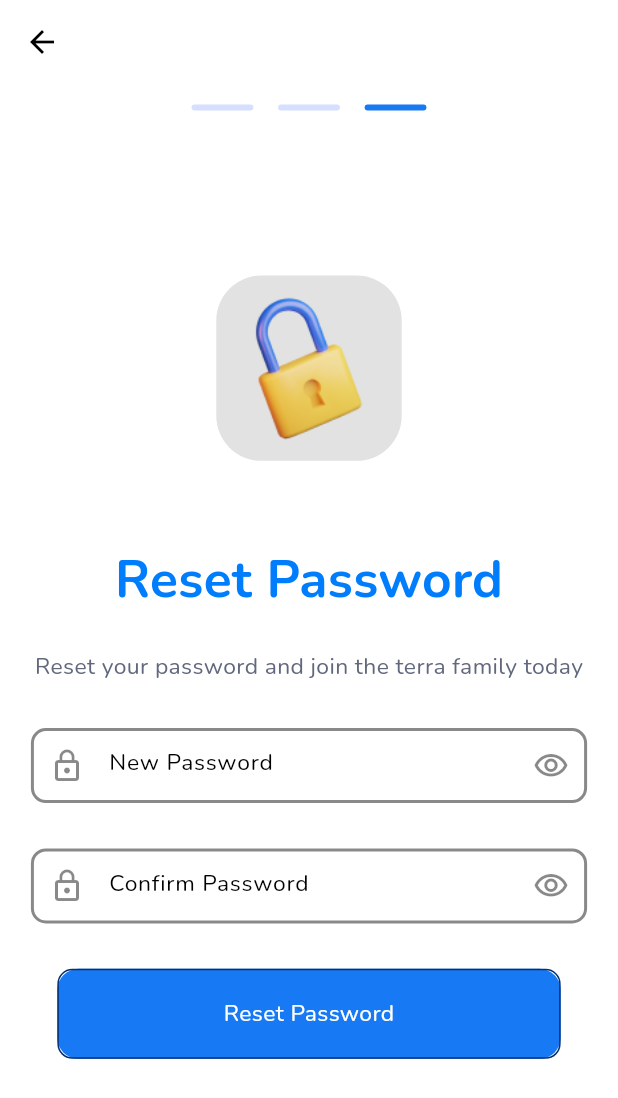
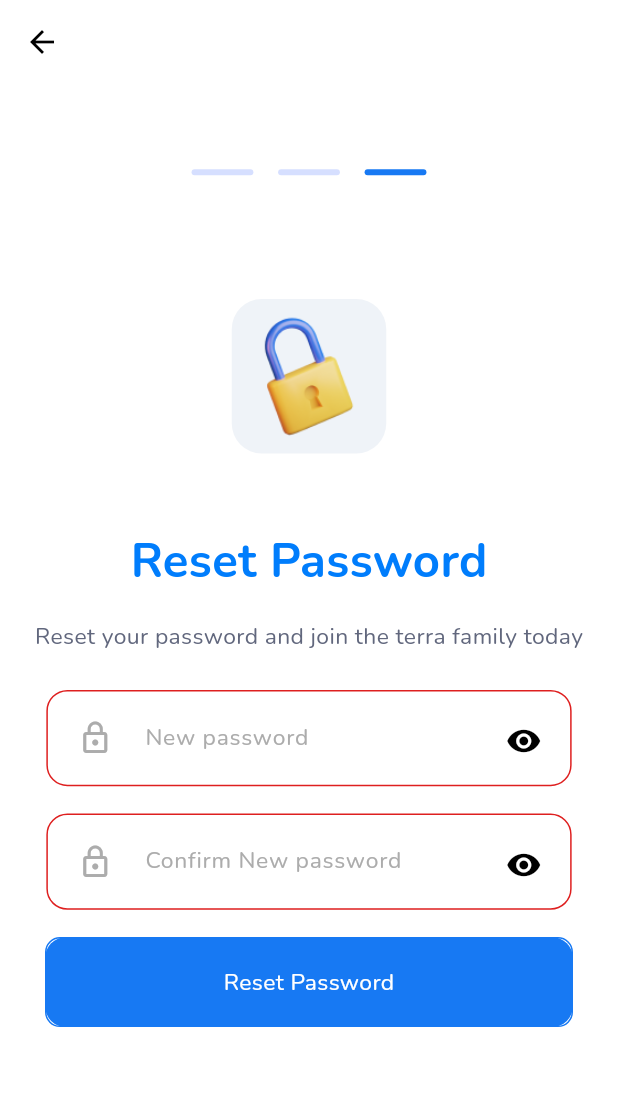
Before and after one commit to A2SV/Terra, a Flutter app: the screen it shows after launch, on a phone screen of 412 x 824 dp. Shown: the top 1098 px of the screen. Run offline on Flutter 3.47's test engine with Material 3 defaults, Android fonts, the phone set to English and light mode, and no system bars; our stand-ins replace flutter_styled_toast, flutter_svg, pinput, responsive_sizer; missing offline and left inert: validation_pro.

Commit message:
feat(password reset): Updated the screen inplementation to match the UI

```diff
--- a/mobile/lib/main.dart
+++ b/mobile/lib/main.dart
@@ -1,11 +1,8 @@
 import 'package:flutter/material.dart';
 import 'package:mobile/src/core/theme/theme_config.dart';
-import 'package:mobile/src/features/auth/presentation/otp.dart';
 import 'package:mobile/src/features/auth/presentation/password_reset.dart';
 import 'package:responsive_sizer/responsive_sizer.dart';
-import 'package:responsive_sizer/responsive_sizer.dart';
 
-import 'package:mobile/src/onboarding/presentation/pages/onboarding_screen.dart';
 
 void main() {
   runApp(const MainApp());
--- a/mobile/lib/src/core/theme/common_color.dart
+++ b/mobile/lib/src/core/theme/common_color.dart
@@ -11,4 +11,6 @@ class AppCommonColors {
   static const signInWithGoogleBgnd = Color(0xFF61677D);
   static const logoGold = Color(0xFFC3922E);
   static const mainlightBlue=Color(0xFFD6DFFF);
+  static const imageBackgroundColor=Color(0xFFEAEFF5);
+  static const textFieldTextColor=Color(0xFFACACAC);
 }
--- a/mobile/lib/src/core/theme/text_theme.dart
+++ b/mobile/lib/src/core/theme/text_theme.dart
@@ -12,7 +12,7 @@ class CustomTextStyles {
     ),
     displayMedium: TextStyle(
       color: textColor,
-      fontSize: 24.sp,
+      fontSize: 23.sp,
       fontWeight: FontWeight.w700,
       fontFamily: FontFamily.nunito,
     ),
--- a/mobile/lib/src/features/auth/presentation/password_reset.dart
+++ b/mobile/lib/src/features/auth/presentation/password_reset.dart
@@ -4,6 +4,7 @@ import 'package:flutter_svg/svg.dart';
 import 'package:mobile/main.dart';
 import 'package:mobile/src/core/theme/common_color.dart';
 import 'package:mobile/src/core/theme/text_theme.dart';
+import 'package:mobile/src/core/utils/custom_textformfield.dart';
 import 'package:mobile/src/core/widgets/custom_button.dart';
 import 'package:responsive_sizer/responsive_sizer.dart';
 
@@ -37,7 +38,7 @@ class _PasswordResetScreenState extends State<PasswordResetScreen> {
         ),
       ),
       body: Column(
-        mainAxisAlignment: MainAxisAlignment.spaceEvenly,
+        mainAxisAlignment: MainAxisAlignment.center,
         children: <Widget>[
           Container(
             alignment: Alignment.topCenter,
@@ -79,18 +80,18 @@ class _PasswordResetScreenState extends State<PasswordResetScreen> {
             margin: EdgeInsets.all(5.h),
             child: Image.asset(
                 'assets/images/lock.png',
-              width: 30.w,
-              height: 30.w,
+              width: 25.w,
+              height: 25.w,
             ),
-
             decoration: BoxDecoration(
-              borderRadius: BorderRadius.circular(30),
-              color: AppCommonColors.fieldBorderColor.withOpacity(0.15),
+              borderRadius: BorderRadius.circular(20),
+              color: AppCommonColors.imageBackgroundColor.withOpacity(0.75),
             ),
 
           ),
           Container(
             key: Key('Reset Password'),
+            margin: EdgeInsets.all(1.h),
             child: Text(
               'Reset Password',
               style: CustomTextStyles.kDefaultTextTheme(AppCommonColors.defaultLink).displayMedium,
@@ -104,112 +105,76 @@ class _PasswordResetScreenState extends State<PasswordResetScreen> {
               style: CustomTextStyles.kDefaultTextTheme(AppCommonColors.signInWithGoogleBgnd).bodyMedium,
             ),
           ),
+          SizedBox(
+            height: 2.h,
+          ),
           Container(
             key: Key('New Password'),
-            margin: EdgeInsets.all(1.h),
             child:Container(
-              width: 90.w,
-              height: 50,
-              child: TextField(
-                style: CustomTextStyles.kDefaultTextTheme(AppCommonColors.fieldBorderColor).bodyMedium,
-                obscureText: passwordVisibility,
+              width: 85.w,
+              height: 10.h,
+              child: CustomTextFormField(
+                textFormFieldType: TextFormFieldType.password,
                 controller: passwordController,
-                decoration: InputDecoration(
+                hintText: 'New password',
+                prefixIcon:  Container(
+                  width: 15.w,
+                  child: Row(
+                    children: [
+                      SizedBox(width: 5.w,),
+                      Icon(
+                        Icons.lock_outline,
+                        color: AppCommonColors.textFieldTextColor,
+                      ),
 
-                    prefixIcon:Icon(
-                      Icons.lock_outline,
-                      color: AppCommonColors.fieldBorderColor,
-                    ),
-                    fillColor: Colors.white,
-                    filled:true,
-                    enabledBorder: OutlineInputBorder(
-                      borderRadius: BorderRadius.circular(10),
-                      borderSide: BorderSide(
-                        width: 2,
-                        color:AppCommonColors.fieldBorderColor,
+                    ],
                   ),
                 ),
-                    focusedBorder: OutlineInputBorder(
-                      borderRadius: BorderRadius.circular(10),
-                      borderSide: BorderSide(
-                          color: AppCommonColors.fieldBorderColor,
-                          width: 2
-                      ),
-                      gapPadding: 10,
-                    ),
-
-                    suffixIcon: IconButton(
-                      onPressed: () {
-                        setState(() {
-                          passwordVisibility=!passwordVisibility;
-                          print(passwordVisibility);
-                        });
-                      },
-                      color: AppCommonColors.fieldBorderColor,
-                      icon:passwordVisibility?Icon(Icons.visibility_outlined):Icon(Icons.visibility_off_outlined),
-                    ),
-                    hintText: 'New Password'
-                ),
-              ),
+                hintStyle: CustomTextStyles.kDefaultTextTheme(AppCommonColors.textFieldTextColor).bodyMedium,
+                contentPadding: EdgeInsets.symmetric(vertical: 5.w),
+                style: CustomTextStyles.kDefaultTextTheme(AppCommonColors.textFieldTextColor).bodyMedium,
+              )
             ),
           ),
           Container(
             key: Key('Confirm new password'),
-            margin: EdgeInsets.all(1.h),
             child:Container(
-              width: 90.w,
-              height: 50,
-              child: TextField(
-                style: CustomTextStyles.kDefaultTextTheme(AppCommonColors.fieldBorderColor).bodyMedium,
-                obscureText: passwordVisibility1,
+                width: 85.w,
+                height: 10.h,
+                child: CustomTextFormField(
+                  textFormFieldType: TextFormFieldType.password,
                   controller: passwordController1,
-                decoration: InputDecoration(
-
-                    prefixIcon:Icon(
+                  hintText: 'Confirm New password',
+                  prefixIcon:  Container(
+                    width: 15.w,
+                    child: Row(
+                      children: [
+                        SizedBox(width: 5.w,),
+                        Icon(
                           Icons.lock_outline,
-                      color: AppCommonColors.fieldBorderColor,
+                          color: AppCommonColors.textFieldTextColor,
                         ),
-                    fillColor: Colors.white,
-                    filled:true,
-                    enabledBorder: OutlineInputBorder(
-                      borderRadius: BorderRadius.circular(10),
-                      borderSide: BorderSide(
-                        width: 2,
-                        color:AppCommonColors.fieldBorderColor,
+                      ],
                     ),
                   ),
-                    focusedBorder: OutlineInputBorder(
-                      borderRadius: BorderRadius.circular(10),
-                      borderSide: BorderSide(
-                          color: AppCommonColors.fieldBorderColor,
-                          width: 2
+                  hintStyle: CustomTextStyles.kDefaultTextTheme(AppCommonColors.textFieldTextColor).bodyMedium,
+                  contentPadding: EdgeInsets.symmetric(vertical: 5.w),
+                  style: CustomTextStyles.kDefaultTextTheme(AppCommonColors.textFieldTextColor).bodyMedium,
+                )
             ),
-                      gapPadding: 10,
           ),
 
-                    suffixIcon: IconButton(
-                      onPressed: () {
-                        setState(() {
-                          passwordVisibility1=!passwordVisibility1;
-                          print(passwordVisibility1);
-                        });
-                      },
-                      color: AppCommonColors.fieldBorderColor,
-                      icon:passwordVisibility?Icon(Icons.visibility_outlined):Icon(Icons.visibility_off_outlined),
-                    ),
-                    hintText: 'Confirm Password'
-                ),
-              ),
-            ),
-          ),
+
           Container(
             key: Key('button'),
-            margin: EdgeInsets.all(1.h),
+
             width: 100.w,
             child: CustomButton(
               backgroundColor: AppCommonColors.mainBlueButton,
               text:'Reset Password',
               onPressed: (){},
+              borderColor:AppCommonColors.mainBlueButton ,
+              width: 85.w,
             ),
           ),
           SizedBox(
```
Also changed, not shown: mobile/assets/svg/Google.svg (added), mobile/assets/svg/logo.svg (added), mobile/pubspec.lock. Lines whose indentation alone changed are shown as unchanged.
